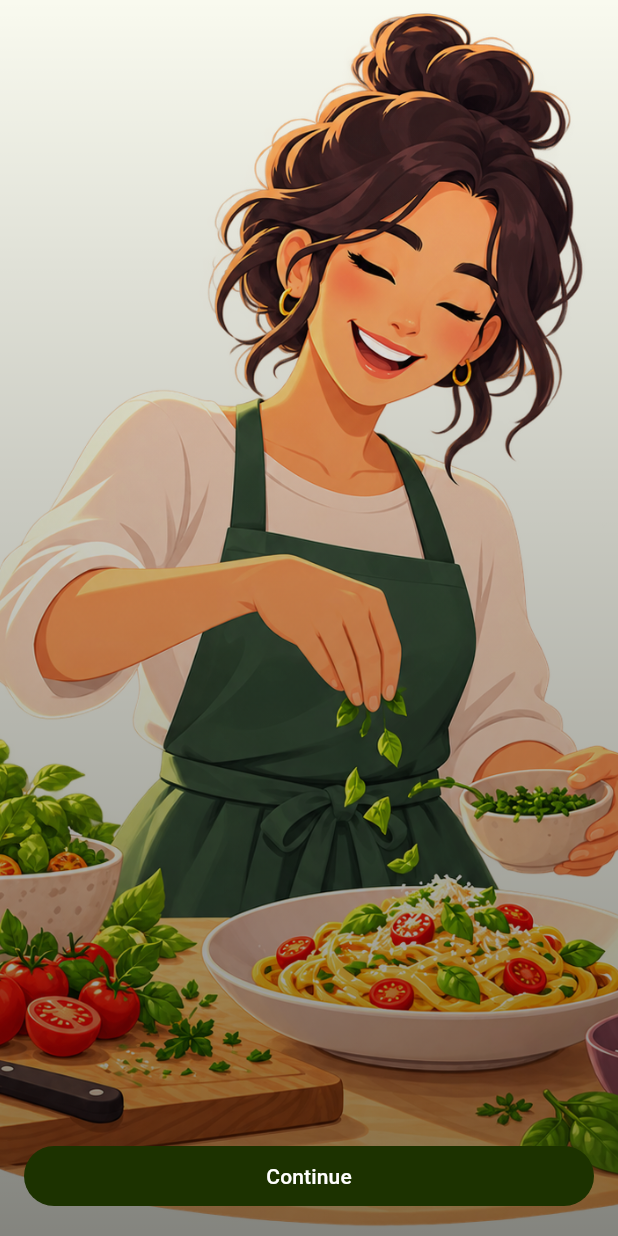
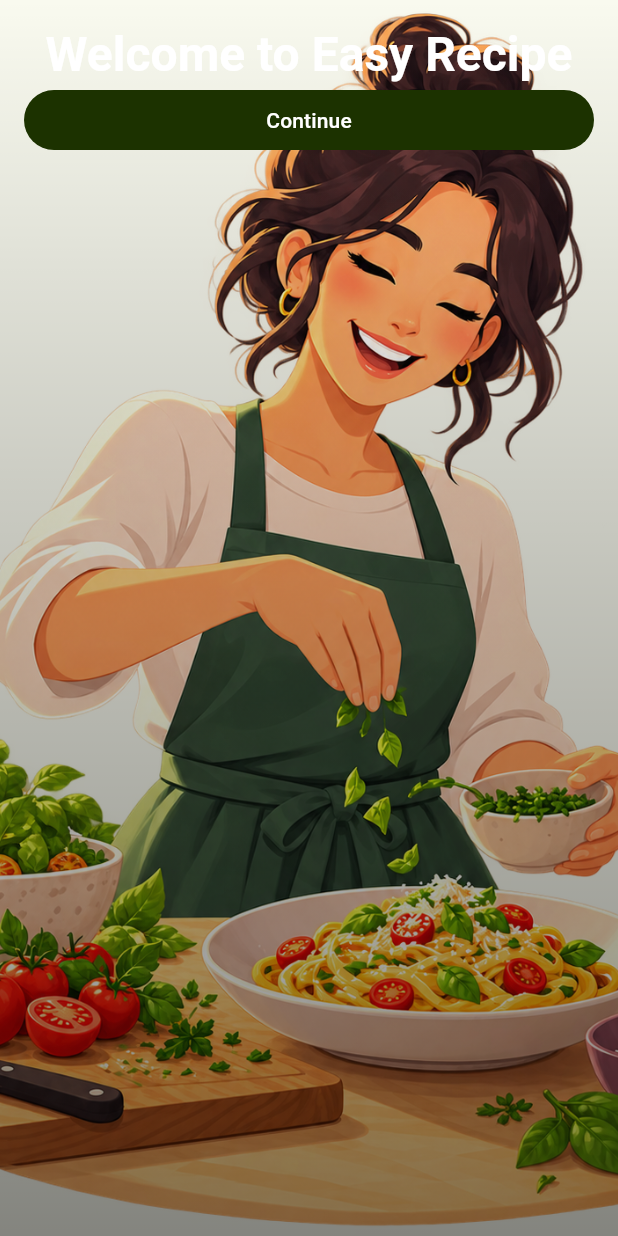
Before and after one commit to 1acc0238-13981/easyrecipe-mobile-flutter, a Flutter app: the screen it shows after launch, on a phone screen of 412 x 824 dp. Run offline on Flutter 3.47's test engine with Material 3 defaults, Android fonts, the phone set to English and light mode, and no system bars; our stand-ins replace get_it.

Commit message:
fix: correct error message in RecipeApi and improve loading indicator in HomePage; enhance OnboardingPage with welcome text

```diff
--- a/lib/features/home/infrastructure/remote/recipe_api.dart
+++ b/lib/features/home/infrastructure/remote/recipe_api.dart
@@ -18,7 +18,7 @@
       final List jsons = json['results'];
       return jsons.map((e) => RecipeDto.fromJson(e)).toList();
     } else {
-      throw Exception('Faile to load recipes');
+      throw Exception('Failed to load recipes');
     }
   }
 }
--- a/lib/features/home/presentation/home_page.dart
+++ b/lib/features/home/presentation/home_page.dart
@@ -25,7 +25,7 @@
       builder: (context, child) {
         final viewModel = widget.viewModel;
         if (viewModel.isLoading) {
-          return CircularProgressIndicator();
+          return Center(child: CircularProgressIndicator());
         }
 
         return ListView.builder(
--- a/lib/features/onboarding/onboarding_page.dart
+++ b/lib/features/onboarding/onboarding_page.dart
@@ -27,9 +27,21 @@
           ),
         ),
         SafeArea(
+          child: Align(
+            alignment: AlignmentGeometry.bottomCenter,
             child: Padding(
               padding: const EdgeInsets.all(16),
-            child: SizedBox(
+              child: Column(
+
+                children: [
+                  Text(
+                    "Welcome to Easy Recipe",
+                    style: Theme.of(context).textTheme.headlineLarge?.copyWith(
+                          color: Colors.white,
+                          fontWeight: FontWeight.bold,
+                        ),
+                  ),
+                  SizedBox(
                     width: double.infinity,
                     child: FilledButton(
                       onPressed: () {
@@ -41,6 +53,9 @@
                       child: Text("Continue"),
                     ),
                   ),
+                ],
+              ),
+            ),
           ),
         ),
       ],
```
Lines whose indentation alone changed are shown as unchanged.
